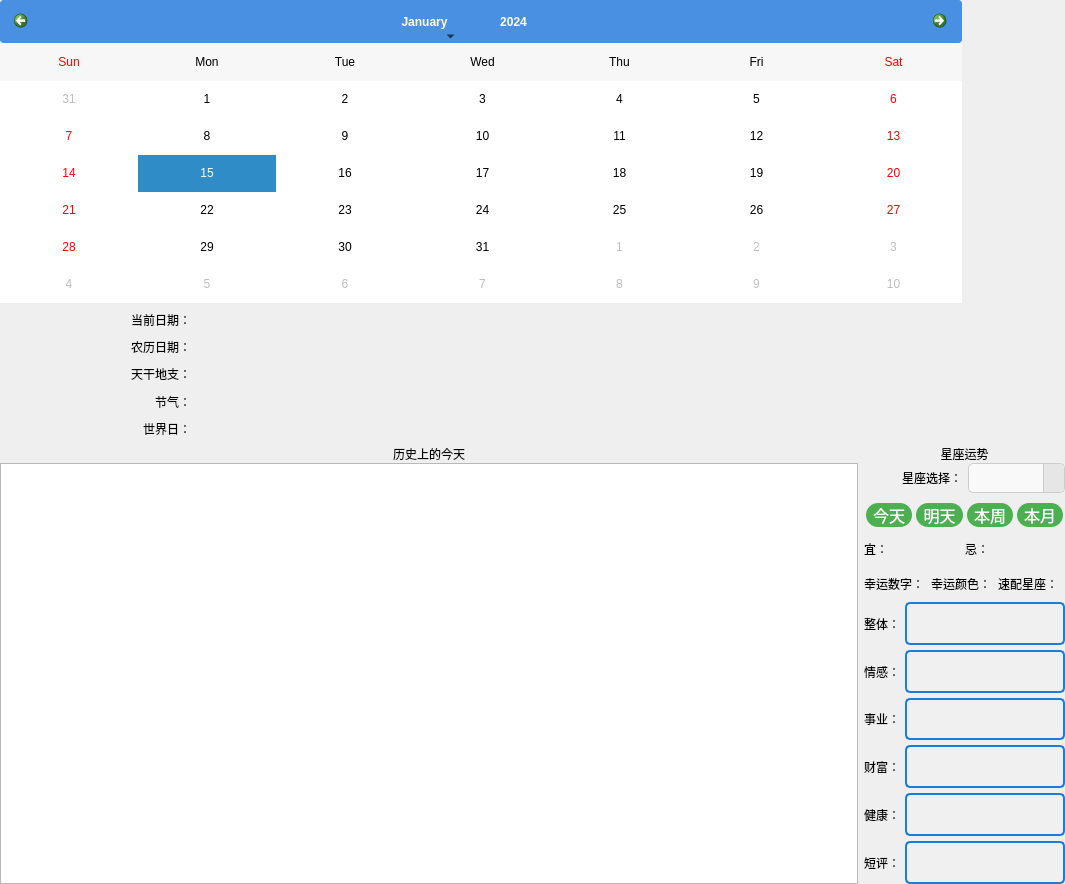
Old version of the form ui/calendar.ui in the repository Younger-Chan/everyday.
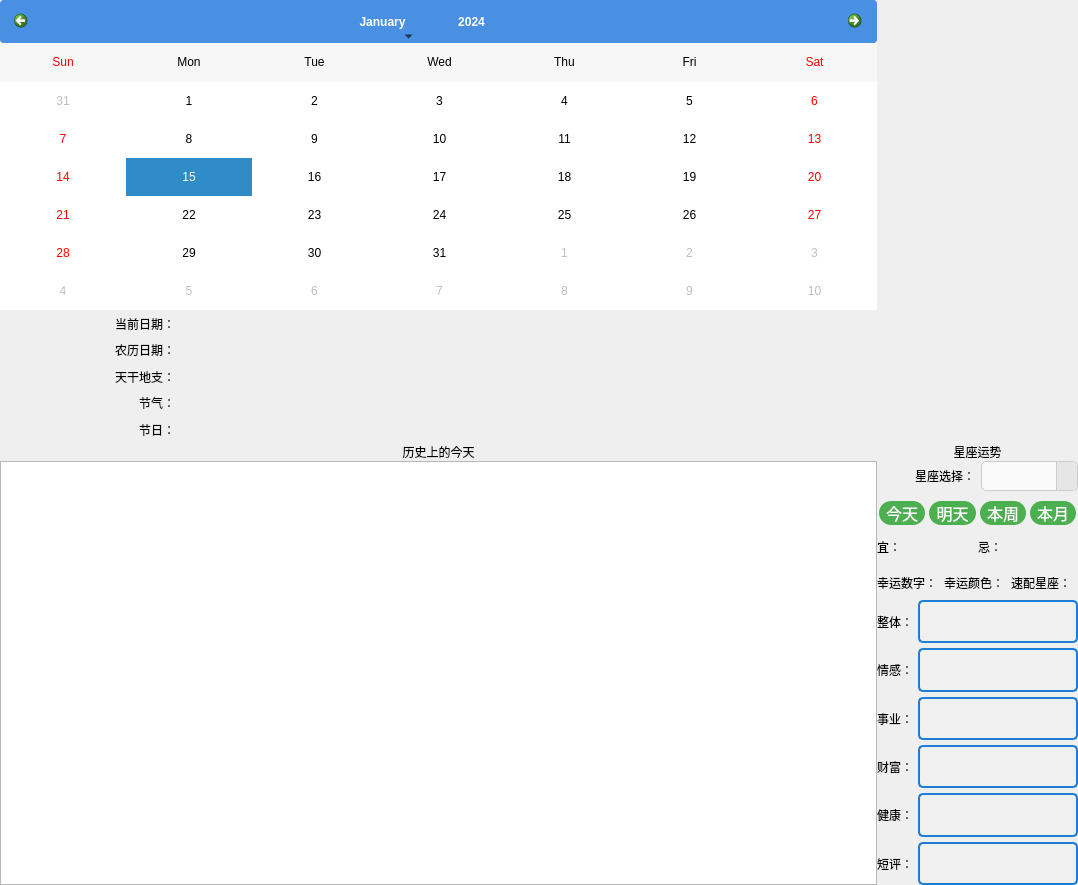
New version of the form. Icons and pictures are not drawn.

Diff of the .ui file:
```diff
--- a/ui/calendar.ui
+++ b/ui/calendar.ui
@@ -6,14 +6,17 @@
    <rect>
     <x>0</x>
     <y>0</y>
-    <width>1065</width>
-    <height>884</height>
+    <width>1078</width>
+    <height>885</height>
    </rect>
   </property>
   <property name="windowTitle">
    <string>Form</string>
   </property>
-  <layout class="QVBoxLayout" name="verticalLayout_6">
+  <layout class="QVBoxLayout" name="verticalLayout_11">
+   <property name="spacing">
+    <number>0</number>
+   </property>
    <property name="leftMargin">
     <number>0</number>
    </property>
@@ -27,89 +30,8 @@
     <number>0</number>
    </property>
    <item>
-    <layout class="QGridLayout" name="gridLayout" rowstretch="0,0" rowminimumheight="0,0">
-     <item row="0" column="2">
-      <widget class="QLabel" name="l_moyu">
-       <property name="minimumSize">
-        <size>
-         <width>0</width>
-         <height>0</height>
-        </size>
-       </property>
-       <property name="styleSheet">
-        <string notr="true"/>
-       </property>
-       <property name="text">
-        <string/>
-       </property>
-       <property name="scaledContents">
-        <bool>true</bool>
-       </property>
-      </widget>
-     </item>
-     <item row="1" column="0">
-      <layout class="QVBoxLayout" name="verticalLayout_4">
-       <property name="spacing">
-        <number>0</number>
-       </property>
-       <item>
-        <widget class="QLabel" name="label_6">
-         <property name="text">
-          <string>历史上的今天</string>
-         </property>
-         <property name="alignment">
-          <set>Qt::AlignCenter</set>
-         </property>
-        </widget>
-       </item>
-       <item>
-        <widget class="QListWidget" name="lw_today">
-         <property name="font">
-          <font>
-           <pointsize>12</pointsize>
-          </font>
-         </property>
-         <property name="styleSheet">
-          <string notr="true">QListView {
-    outline: none;
-}
-
-#listWidget::item {
-    background-color: #ffffff;
-    color: #000000;
-    border: transparent;
-    border-bottom: 1px solid #dbdbdb;
-    padding: 8px;
-}
-
-#listWidget::item:hover {
-    background-color: #f5f5f5;
-}
-
-#listWidget::item:selected {
-    border-left: 5px solid #777777;
-}
-
-#listWidget_2::item {
-    background-color: #393d49;
-    color: #ffffff;
-    border: transparent;
-    padding: 8px;
-}
-
-#listWidget_2::item:hover {
-    background-color: #4e5465;
-}
-
-#listWidget_2::item:selected {
-    border-left: 5px solid #009688;
-}</string>
-         </property>
-        </widget>
-       </item>
-      </layout>
-     </item>
-     <item row="1" column="1" colspan="2">
+    <layout class="QGridLayout" name="gridLayout">
+     <item row="1" column="1">
       <layout class="QVBoxLayout" name="verticalLayout_5" stretch="0,10">
        <property name="spacing">
         <number>0</number>
@@ -786,16 +708,10 @@
        </item>
       </layout>
      </item>
-     <item row="0" column="0" colspan="2">
+     <item row="0" column="0">
       <layout class="QVBoxLayout" name="verticalLayout_3" stretch="7,3">
        <item>
         <widget class="QCalendarWidget" name="calendarWidget">
-         <property name="minimumSize">
-          <size>
-           <width>500</width>
-           <height>300</height>
-          </size>
-         </property>
          <property name="styleSheet">
           <string notr="true">/* 设置整个日历的背景颜色 */
 QCalendarWidget {
@@ -945,6 +861,9 @@
        </item>
        <item>
         <layout class="QHBoxLayout" name="horizontalLayout" stretch="2,8">
+         <property name="spacing">
+          <number>0</number>
+         </property>
          <item>
           <layout class="QVBoxLayout" name="verticalLayout_2">
            <item>
@@ -955,6 +874,12 @@
                <verstretch>0</verstretch>
               </sizepolicy>
              </property>
+             <property name="minimumSize">
+              <size>
+               <width>100</width>
+               <height>0</height>
+              </size>
+             </property>
              <property name="text">
               <string>当前日期：</string>
              </property>
@@ -1020,7 +945,7 @@
               </sizepolicy>
              </property>
              <property name="text">
-              <string>世界日：</string>
+              <string>节日：</string>
              </property>
              <property name="textFormat">
               <enum>Qt::AutoText</enum>
@@ -1036,6 +961,24 @@
           <layout class="QVBoxLayout" name="verticalLayout">
            <item>
             <widget class="QLabel" name="l_date">
+             <property name="sizePolicy">
+              <sizepolicy hsizetype="Preferred" vsizetype="Preferred">
+               <horstretch>0</horstretch>
+               <verstretch>0</verstretch>
+              </sizepolicy>
+             </property>
+             <property name="minimumSize">
+              <size>
+               <width>400</width>
+               <height>0</height>
+              </size>
+             </property>
+             <property name="maximumSize">
+              <size>
+               <width>400</width>
+               <height>16777215</height>
+              </size>
+             </property>
              <property name="text">
               <string/>
              </property>
@@ -1090,6 +1033,103 @@
        </item>
       </layout>
      </item>
+     <item row="0" column="1">
+      <layout class="QVBoxLayout" name="verticalLayout_6">
+       <item>
+        <widget class="QLabel" name="l_moyu">
+         <property name="minimumSize">
+          <size>
+           <width>0</width>
+           <height>0</height>
+          </size>
+         </property>
+         <property name="styleSheet">
+          <string notr="true"/>
+         </property>
+         <property name="text">
+          <string/>
+         </property>
+         <property name="scaledContents">
+          <bool>true</bool>
+         </property>
+        </widget>
+       </item>
+      </layout>
+     </item>
+     <item row="1" column="0">
+      <layout class="QVBoxLayout" name="verticalLayout_4">
+       <property name="spacing">
+        <number>0</number>
+       </property>
+       <item>
+        <widget class="QLabel" name="label_6">
+         <property name="text">
+          <string>历史上的今天</string>
+         </property>
+         <property name="alignment">
+          <set>Qt::AlignCenter</set>
+         </property>
+        </widget>
+       </item>
+       <item>
+        <widget class="QListWidget" name="lw_today">
+         <property name="sizePolicy">
+          <sizepolicy hsizetype="Preferred" vsizetype="Expanding">
+           <horstretch>0</horstretch>
+           <verstretch>0</verstretch>
+          </sizepolicy>
+         </property>
+         <property name="minimumSize">
+          <size>
+           <width>500</width>
+           <height>0</height>
+          </size>
+         </property>
+         <property name="font">
+          <font>
+           <pointsize>12</pointsize>
+          </font>
+         </property>
+         <property name="styleSheet">
+          <string notr="true">QListView {
+    outline: none;
+}
+
+#listWidget::item {
+    background-color: #ffffff;
+    color: #000000;
+    border: transparent;
+    border-bottom: 1px solid #dbdbdb;
+    padding: 8px;
+}
+
+#listWidget::item:hover {
+    background-color: #f5f5f5;
+}
+
+#listWidget::item:selected {
+    border-left: 5px solid #777777;
+}
+
+#listWidget_2::item {
+    background-color: #393d49;
+    color: #ffffff;
+    border: transparent;
+    padding: 8px;
+}
+
+#listWidget_2::item:hover {
+    background-color: #4e5465;
+}
+
+#listWidget_2::item:selected {
+    border-left: 5px solid #009688;
+}</string>
+         </property>
+        </widget>
+       </item>
+      </layout>
+     </item>
     </layout>
    </item>
   </layout>
```
